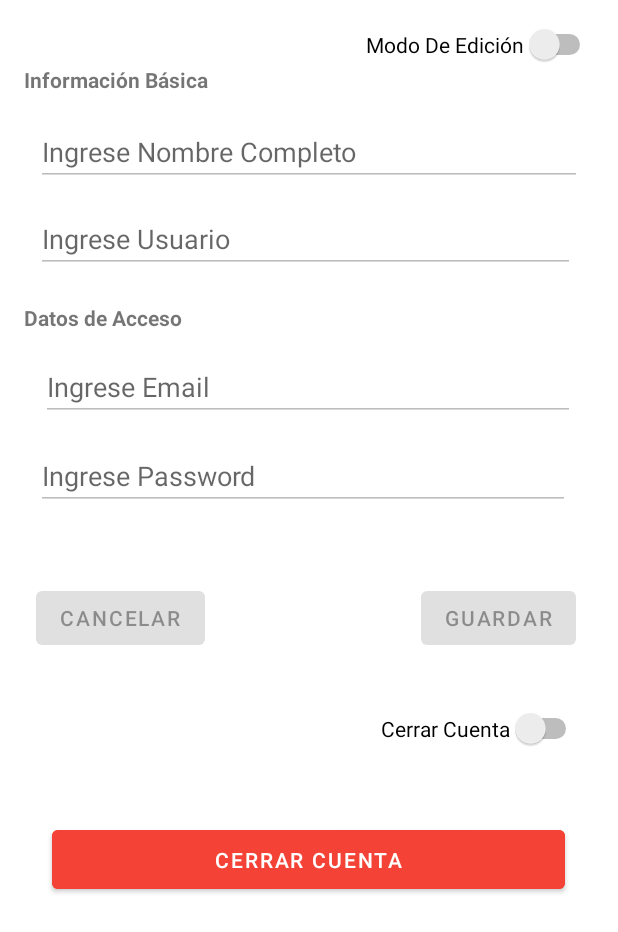
After one commit to sabrii95/Red_Libros, an Android app: the layout activity_my_account.xml on its own in the app's theme, with its tools: preview values and no code run, on a phone screen of 412 x 824 dp. The commit adds this screen. Shown: the top 932 px of the screen. Run offline under Robolectric (Android 15) with nearby library versions, the light colour scheme and no system bars.

Commit message:
Agrego pantalla de edición funcional y eliminación de cuenta

```diff
--- a/app/src/main/java/com/example/redlibros/User.kt
+++ b/app/src/main/java/com/example/redlibros/User.kt
@@ -8,7 +8,8 @@ data class User(
     val enable: Boolean,
     val image: String,
     val userName: String,
-    val pass: String
+    val pass: String,
+    val fullname: String = ""
 ): Parcelable {
 
 }
--- /dev/null
+++ b/app/src/main/res/layout/activity_my_account.xml
@@ -0,0 +1,141 @@
+<?xml version="1.0" encoding="utf-8"?>
+<androidx.constraintlayout.widget.ConstraintLayout xmlns:android="http://schemas.android.com/apk/res/android"
+    xmlns:app="http://schemas.android.com/apk/res-auto"
+    xmlns:tools="http://schemas.android.com/tools"
+    android:layout_width="match_parent"
+    android:layout_height="match_parent"
+    tools:context=".MyAccount">
+
+    <EditText
+        android:id="@+id/txt_name"
+        android:layout_width="match_parent"
+        android:layout_height="wrap_content"
+        android:layout_marginLeft="24dp"
+        android:layout_marginTop="16dp"
+        android:layout_marginRight="24dp"
+        android:enabled="false"
+        android:hint="@string/txt_name"
+        app:layout_constraintEnd_toEndOf="parent"
+        app:layout_constraintHorizontal_bias="0.44"
+        app:layout_constraintStart_toStartOf="parent"
+        app:layout_constraintTop_toBottomOf="@+id/textView4" />
+
+    <TextView
+        android:id="@+id/textView4"
+        android:layout_width="wrap_content"
+        android:layout_height="wrap_content"
+        android:layout_marginStart="16dp"
+        android:hint="@string/lbl_basic_info"
+        android:text="Información Básica"
+        android:textStyle="bold"
+        app:layout_constraintStart_toStartOf="parent"
+        app:layout_constraintTop_toBottomOf="@+id/switch_edit" />
+
+    <EditText
+        android:id="@+id/txt_username"
+        android:layout_width="359dp"
+        android:layout_height="42dp"
+        android:layout_marginStart="24dp"
+        android:layout_marginTop="16dp"
+        android:ems="10"
+        android:enabled="false"
+        android:hint="@string/txt_username"
+        app:layout_constraintStart_toStartOf="parent"
+        app:layout_constraintTop_toBottomOf="@+id/txt_name" />
+
+    <Switch
+        android:id="@+id/switch_edit"
+        android:layout_width="wrap_content"
+        android:layout_height="wrap_content"
+        android:layout_marginStart="244dp"
+        android:layout_marginTop="16dp"
+        android:text="@string/lbl_edit_data"
+        app:layout_constraintStart_toStartOf="parent"
+        app:layout_constraintTop_toTopOf="parent" />
+
+    <EditText
+        android:id="@+id/txt_email"
+        android:layout_width="356dp"
+        android:layout_height="43dp"
+        android:layout_marginLeft="24dp"
+        android:layout_marginTop="16dp"
+        android:layout_marginRight="24dp"
+        android:enabled="false"
+        android:hint="@string/txt_email"
+        app:layout_constraintEnd_toEndOf="parent"
+        app:layout_constraintHorizontal_bias="0.436"
+        app:layout_constraintStart_toStartOf="parent"
+        app:layout_constraintTop_toBottomOf="@+id/textView" />
+
+    <TextView
+        android:id="@+id/textView"
+        android:layout_width="wrap_content"
+        android:layout_height="wrap_content"
+        android:layout_marginStart="16dp"
+        android:layout_marginTop="20dp"
+        android:hint="@string/lbl_access_data"
+        android:text="Datos de Acceso"
+        android:textStyle="bold"
+        app:layout_constraintStart_toStartOf="parent"
+        app:layout_constraintTop_toBottomOf="@+id/txt_username" />
+
+    <EditText
+        android:id="@+id/txt_password"
+        android:layout_width="356dp"
+        android:layout_height="43dp"
+        android:layout_marginLeft="24dp"
+        android:layout_marginTop="16dp"
+        android:ems="10"
+        android:enabled="false"
+        android:hint="@string/txt_password"
+        android:inputType="textPassword"
+        android:password="true"
+        app:layout_constraintStart_toStartOf="parent"
+        app:layout_constraintTop_toBottomOf="@+id/txt_email" />
+
+    <Button
+        android:id="@+id/btn_close_account"
+        android:layout_width="342dp"
+        android:layout_height="51dp"
+        android:layout_marginTop="48dp"
+        android:backgroundTint="#F44336"
+        android:text="@string/btn_close_account"
+        app:layout_constraintEnd_toEndOf="parent"
+        app:layout_constraintHorizontal_bias="0.492"
+        app:layout_constraintStart_toStartOf="parent"
+        app:layout_constraintTop_toBottomOf="@+id/switch_close"
+        app:strokeColor="#FFFFFF" />
+
+    <Button
+        android:id="@+id/btn_cancel"
+        android:layout_width="wrap_content"
+        android:layout_height="wrap_content"
+        android:layout_marginStart="24dp"
+        android:layout_marginTop="48dp"
+        android:enabled="false"
+        android:text="@string/btn_cancel"
+        app:layout_constraintStart_toStartOf="parent"
+        app:layout_constraintTop_toBottomOf="@+id/txt_password" />
+
+    <Button
+        android:id="@+id/btn_save"
+        android:layout_width="wrap_content"
+        android:layout_height="wrap_content"
+        android:layout_marginTop="48dp"
+        android:layout_marginEnd="28dp"
+        android:enabled="false"
+        android:text="@string/btn_save"
+        app:layout_constraintEnd_toEndOf="parent"
+        app:layout_constraintTop_toBottomOf="@+id/txt_password" />
+
+    <Switch
+        android:id="@+id/switch_close"
+        android:layout_width="wrap_content"
+        android:layout_height="wrap_content"
+        android:layout_marginTop="36dp"
+        android:layout_marginEnd="24dp"
+        android:text="@string/lbl_cerrar_cuenta"
+        app:layout_constraintEnd_toEndOf="parent"
+        app:layout_constraintTop_toBottomOf="@+id/btn_save" />
+
+</androidx.constraintlayout.widget.ConstraintLayout>
--- a/app/src/main/res/menu/activity_main_drawer.xml
+++ b/app/src/main/res/menu/activity_main_drawer.xml
@@ -9,6 +9,10 @@
             android:icon="@drawable/ic_menu_camera"
             android:title="@string/menu_home" />
         <item
+            android:id="@+id/nav_miCuenta"
+            android:icon="@drawable/ic_mi_cuenta"
+            android:title="@string/menu_mi_cuenta" />
+        <item
             android:id="@+id/nav_cerrarSesion"
             android:icon="@drawable/cerrar_sesion"
             android:title="@string/menu_cerrarSesion" />
--- a/app/src/main/res/values/strings.xml
+++ b/app/src/main/res/values/strings.xml
@@ -13,8 +13,25 @@
     <string name="opcion_Facebook">Inicio con Facebook</string>
     <string name="boton_siguiente">Ingresar</string>
 
+    <string name="txt_username">Ingrese Usuario</string>
+    <string name="txt_name">Ingrese Nombre Completo</string>
+    <string name="txt_email">Ingrese Email</string>
+    <string name="txt_password">Ingrese Password</string>
+    <string name="btn_save">Guardar</string>
+    <string name="btn_cancel">Cancelar</string>
+    <string name="btn_close_account">Cerrar Cuenta</string>
+    <string name="lbl_basic_info">Información Básica</string>
+    <string name="lbl_access_data">Datos De Acceso</string>
+    <string name="lbl_edit_data">Modo De Edición</string>
+    <string name="lbl_cerrar_cuenta">Cerrar Cuenta</string>
+
+
+
+
+
 
     <string name="menu_home">Home</string>
+    <string name="menu_mi_cuenta">Mi Cuenta</string>
     <string name="menu_cerrarSesion">Cerrar Sesión</string>
 
     <!-- TODO: Remove or change this placeholder text -->
```
Also changed, not shown: app/src/main/java/com/example/redlibros/MainActivity.kt (+7 -2 lines), app/src/main/java/com/example/redlibros/MyAccount.kt (added, +132 -0 lines), app/src/main/res/drawable/ic_mi_cuenta.xml (added, +10 -0 lines).
